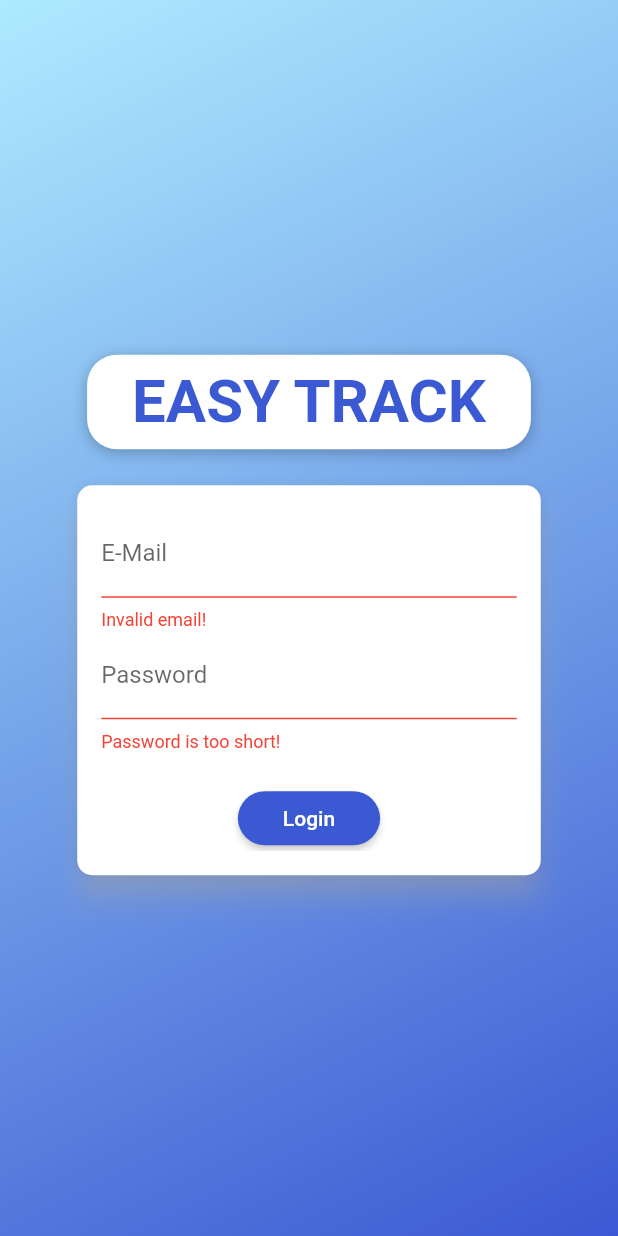
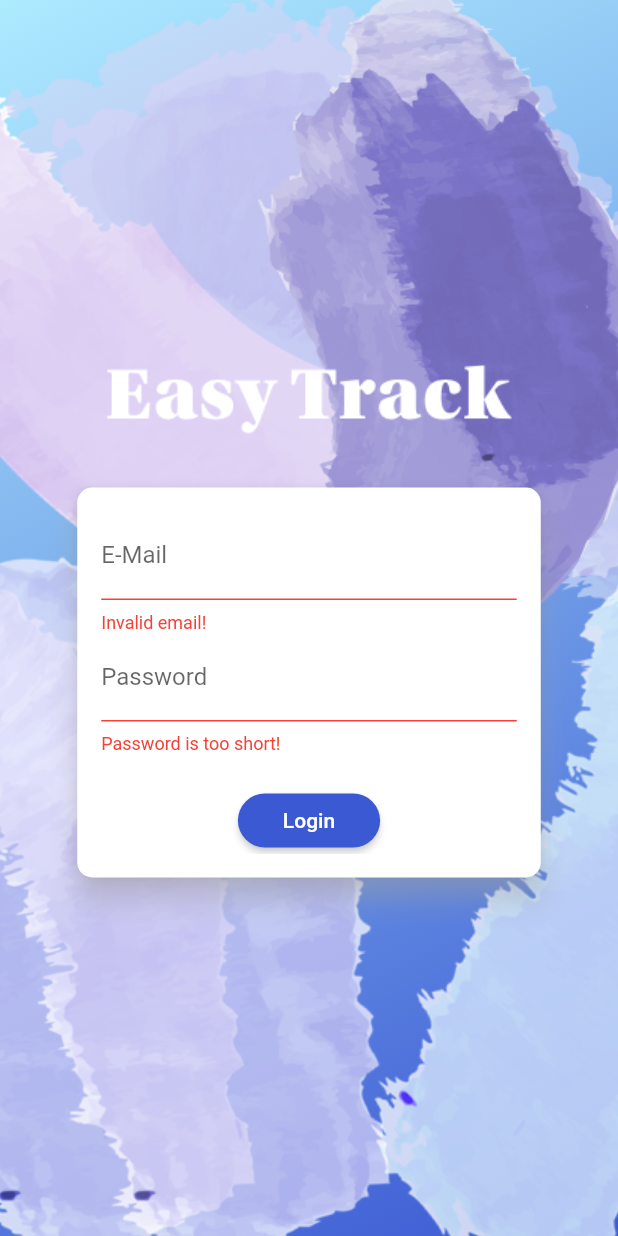
Before and after one commit to mingjiant/product_price_tracking_app, a Flutter app: the screen it shows after launch, after a tap on "Login", on a phone screen of 412 x 824 dp. Run offline on Flutter 3.47's test engine with Material 2 defaults, Android fonts, the phone set to English and light mode, and no system bars; our stand-ins replace carousel_slider, cloud_firestore, firebase_auth, firebase_storage, flutter_spinkit, image_picker; missing offline and left inert: flutter_barcode_scanner; accounts and stored records are empty.

Commit message:
Update UI

```diff
--- a/lib/screens/auth_screen.dart
+++ b/lib/screens/auth_screen.dart
@@ -94,6 +94,49 @@ class _AuthScreenState extends State<AuthScreen> {
             child: Container(
               height: deviceSize.height,
               width: deviceSize.width,
+              child: Stack(
+                children: [
+                  Stack(
+                    children: [
+                      Positioned(
+                        top: -20,
+                        left: -180,
+                        child: Image.asset('assets/images/6.png'),
+                      ),
+                      Positioned(
+                        top: 10,
+                        left: -20,
+                        child: Image.asset('assets/images/1.png'),
+                      ),
+                      Positioned(
+                        top: -10,
+                        left: -50,
+                        child: Image.asset('assets/images/1.png'),
+                      ),
+                      Positioned(
+                        top: -10,
+                        right: -20,
+                        child: Image.asset('assets/images/5.png'),
+                      ),
+                      Positioned(
+                        bottom: -60,
+                        right: 120,
+                        child: Image.asset('assets/images/2.png'),
+                      ),
+                      Positioned(
+                        bottom: -60,
+                        right: 30,
+                        child: Image.asset('assets/images/2.png'),
+                      ),
+                      Positioned(
+                        bottom: -60,
+                        left: 150,
+                        child: Image.asset('assets/images/3.png'),
+                      ),
+                    ],
+                  ),
+                  Container(
+                    alignment: Alignment.center,
                     child: Column(
                       mainAxisAlignment: MainAxisAlignment.center,
                       crossAxisAlignment: CrossAxisAlignment.center,
@@ -101,27 +144,9 @@ class _AuthScreenState extends State<AuthScreen> {
                         Flexible(
                           child: Container(
                             margin: EdgeInsets.only(bottom: 20.0),
-                      padding:
-                          EdgeInsets.symmetric(vertical: 8.0, horizontal: 30.0),
-                      decoration: BoxDecoration(
-                        borderRadius: BorderRadius.circular(20),
-                        color: Colors.white,
-                        boxShadow: [
-                          BoxShadow(
-                            blurRadius: 8,
-                            color: Colors.black26,
-                            offset: Offset(0, 2),
-                          )
-                        ],
-                      ),
-                      child: Text(
-                        'EASY TRACK',
-                        style: TextStyle(
-                          color: Theme.of(context).primaryColor,
-                          fontSize: 40,
-                          fontWeight: FontWeight.bold,
-                        ),
-                      ),
+                            padding: EdgeInsets.symmetric(
+                                vertical: 8.0, horizontal: 30.0),
+                            child: Image.asset('assets/images/logo_white.png'),
                           ),
                         ),
                         Flexible(
@@ -134,6 +159,9 @@ class _AuthScreenState extends State<AuthScreen> {
                       ],
                     ),
                   ),
+                ],
+              ),
+            ),
           ),
         ],
       ),
--- a/lib/screens/splash_screen.dart
+++ b/lib/screens/splash_screen.dart
@@ -3,7 +3,7 @@ import 'package:flutter_spinkit/flutter_spinkit.dart';
 
 class SplashScreen extends StatelessWidget {
   static const spinKit = SpinKitThreeBounce(
-    color: Colors.blue,
+    color: Colors.indigo,
     size: 30.0,
   );
 
@@ -11,14 +11,75 @@ class SplashScreen extends StatelessWidget {
   Widget build(BuildContext context) {
     return Scaffold(
       backgroundColor: Colors.white,
-      body: Center(
+      body: Stack(
+        children: [
+          Stack(
+            children: [
+              Positioned(
+                top: -20,
+                right: 100,
+                child: Image.asset('assets/images/6.png'),
+              ),
+              Positioned(
+                top: -100,
+                right: 50,
+                child: Image.asset('assets/images/6.png'),
+              ),
+              Positioned(
+                top: 10,
+                right: -20,
+                child: Image.asset('assets/images/5.png'),
+              ),
+              Positioned(
+                top: -50,
+                right: -50,
+                child: Image.asset('assets/images/5.png'),
+              ),
+              Positioned(
+                bottom: -70,
+                right: 140,
+                child: Image.asset('assets/images/3.png'),
+              ),
+              Positioned(
+                bottom: -100,
+                left: 100,
+                child: Image.asset('assets/images/6.png'),
+              ),
+              Positioned(
+                bottom: -10,
+                left: 150,
+                child: Image.asset('assets/images/6.png'),
+              ),
+              Positioned(
+                bottom: -60,
+                right: 120,
+                child: Image.asset('assets/images/4.png'),
+              ),
+            ],
+          ),
+          Container(
+            alignment: Alignment.center,
             child: Column(
               mainAxisAlignment: MainAxisAlignment.center,
               children: [
+                Image.asset(
+                  'assets/images/logo_blue.png',
+                  height: 40,
+                ),
+                SizedBox(
+                  height: 30,
+                ),
                 spinKit,
-            Text('Loading'),
+                SizedBox(
+                  height: 20,
+                ),
+                Text(
+                  'Loading...',
+                ),
               ],
             ),
+          ),
+        ],
       ),
     );
   }
```
Also changed, not shown: pubspec.yaml (+8 -0 lines), assets/images/1.png (added), assets/images/2.png (added), assets/images/3.png (added), assets/images/4.png (added), assets/images/5.png (added), assets/images/6.png (added), assets/images/logo_blue.png (added), assets/images/logo_white.png (added). Lines whose indentation alone changed are shown as unchanged.
